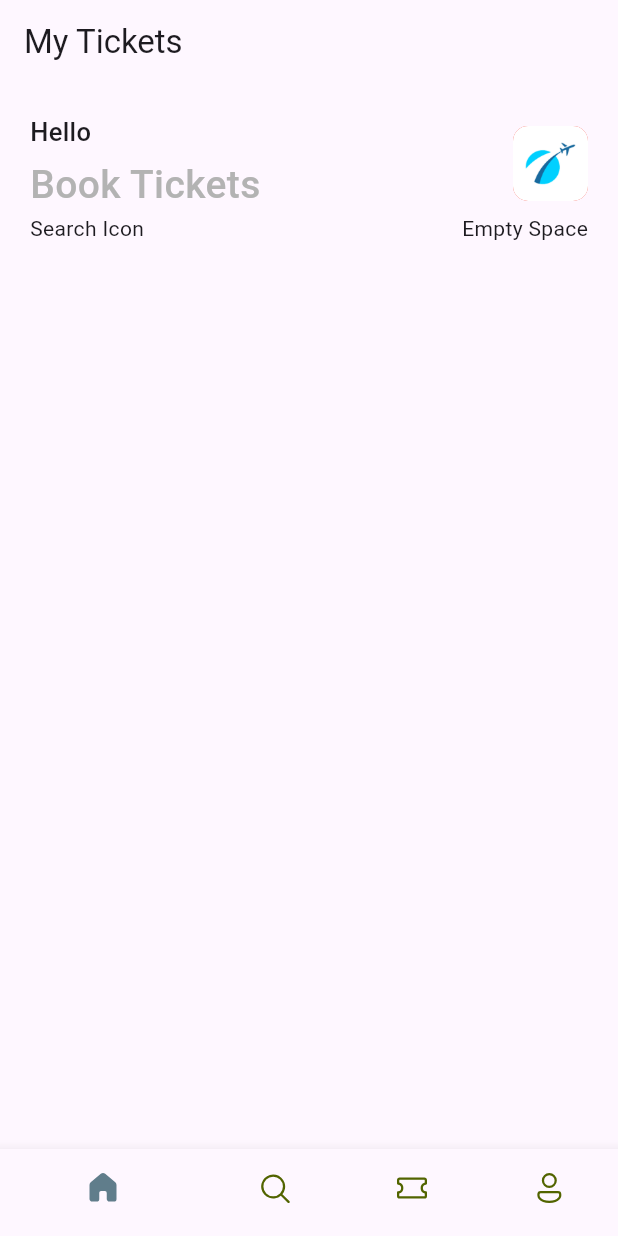
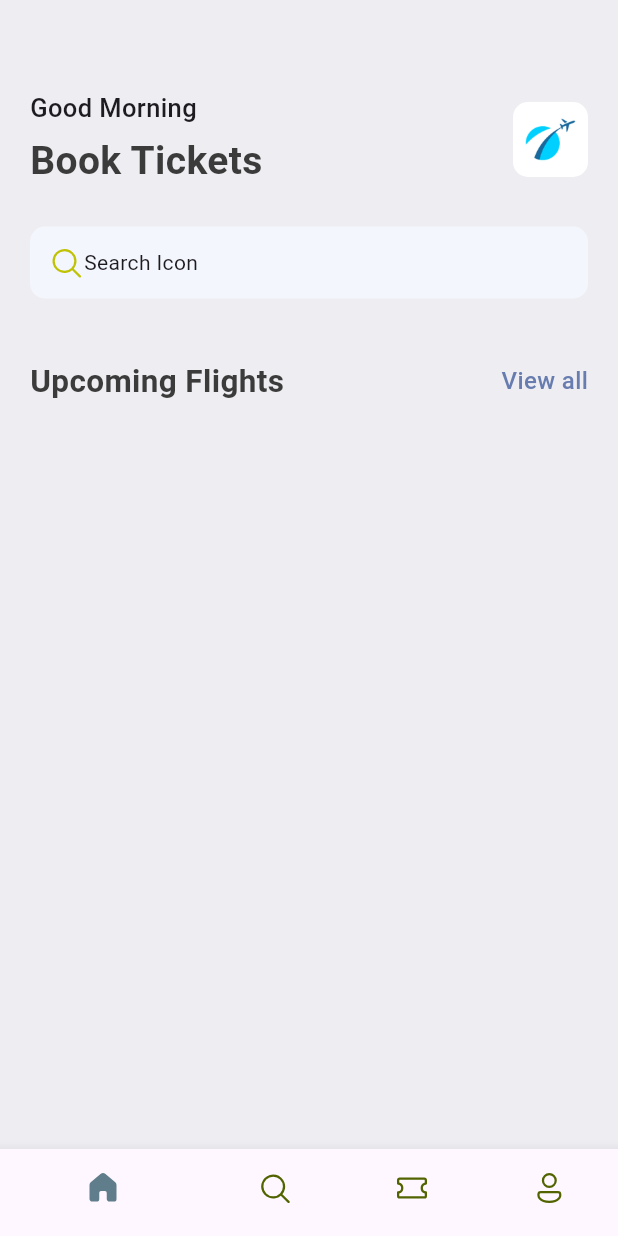
Before and after one commit to kyle-bdvl/flutter-app, a Flutter app: the screen it shows after launch, on a phone screen of 412 x 824 dp. Run offline on Flutter 3.47's test engine with Material 3 defaults, Android fonts, the phone set to English and light mode, and no system bars; our stand-ins replace fluentui_icons; missing offline and left inert: dart:ffi.

Commit message:
reached the 4 hour mark and learn't about copyWith Method

```diff
--- a/lib/base/bottom_nav_bar.dart
+++ b/lib/base/bottom_nav_bar.dart
@@ -30,7 +30,6 @@ class _BottomNavbarState extends State<BottomNavbar> {
   @override
   Widget build(BuildContext context) {
     return Scaffold(
-      appBar: AppBar(title: Text("My Tickets")),
       body: Center(child: appScreens[_selectedIndex]),
       bottomNavigationBar: BottomNavigationBar(
         currentIndex: _selectedIndex,
--- /dev/null
+++ b/lib/base/res/media.dart
@@ -0,0 +1,6 @@
+class AppMedia {
+  //assets\images\logo.png == folder to get the image
+  // we don't need to create an instance because we use static. when we use "_" == private variable
+  static const _baseImage = "assets/images";
+  static const logo = "$_baseImage/logo.png";
+}
--- a/lib/base/res/styles/app_styles.dart
+++ b/lib/base/res/styles/app_styles.dart
@@ -4,11 +4,24 @@ Color primary = const Color(0xFF687daf);
 
 class AppStyles {
   static Color primaryColor = primary;
-  static Color textColor = const Color(0xFFb3b3b3);
+  static Color textColor = const Color(0xFF3b3b3b);
+  static Color bgColor = const Color(0xFFeeedf2);
+
+  static TextStyle textStyle = TextStyle(
+    fontSize: 16,
+    color: textColor,
+    fontWeight: FontWeight.w500,
+  );
 
   static TextStyle headLineStyle1 = TextStyle(
     fontSize: 26,
-    fontWeight: FontWeight.w500,
+    fontWeight: FontWeight.bold,
+    color: textColor,
+  );
+
+  static TextStyle headLineStyle2 = TextStyle(
+    fontSize: 21,
+    fontWeight: FontWeight.bold,
     color: textColor,
   );
 
--- /dev/null
+++ b/lib/base/widgets/app_double_text.dart
@@ -0,0 +1,30 @@
+import 'package:flutter/material.dart';
+import 'package:ticket_app/base/res/styles/app_styles.dart';
+
+class AppDoubleText extends StatelessWidget {
+  const AppDoubleText({
+    Key? key,
+    required this.bigText,
+    required this.smallText,
+  }) : super(key: key);
+  //variables that we are gonna get as arguments
+  final String bigText;
+  final String smallText;
+
+  @override
+  Widget build(BuildContext context) {
+    return Row(
+      mainAxisAlignment: MainAxisAlignment.spaceBetween,
+      children: [
+        Text(bigText, style: AppStyles.headLineStyle2),
+        InkWell(
+          onTap: () {},
+          child: Text(
+            smallText,
+            style: AppStyles.textStyle.copyWith(color: AppStyles.primaryColor),
+          ),
+        ),
+      ],
+    );
+  }
+}
--- a/lib/main.dart
+++ b/lib/main.dart
@@ -13,9 +13,8 @@ class MyApp extends StatelessWidget {
   @override
   Widget build(BuildContext context) {
     //
-    return MaterialApp(
-      title: 'Flutter Demo',
-      theme: ThemeData(),
+    return const MaterialApp(
+      debugShowCheckedModeBanner: false,
       home: BottomNavbar(),
     );
   }
--- a/lib/screens/home_screen.dart
+++ b/lib/screens/home_screen.dart
@@ -1,6 +1,9 @@
+import 'package:fluentui_icons/fluentui_icons.dart';
 import 'package:flutter/cupertino.dart';
 import 'package:flutter/material.dart';
+import 'package:ticket_app/base/res/media.dart';
 import 'package:ticket_app/base/res/styles/app_styles.dart';
+import 'package:ticket_app/base/widgets/app_double_text.dart';
 
 class HomeScreen extends StatelessWidget {
   const HomeScreen({super.key});
@@ -12,8 +15,10 @@ class HomeScreen extends StatelessWidget {
     //Listview.builder
     // Expand
     return Scaffold(
+      backgroundColor: AppStyles.bgColor,
       body: ListView(
         children: [
+          const SizedBox(height: 40),
           Container(
             padding: const EdgeInsets.symmetric(horizontal: 20, vertical: 20),
             child: Column(
@@ -24,7 +29,7 @@ class HomeScreen extends StatelessWidget {
                     Column(
                       crossAxisAlignment: CrossAxisAlignment.start,
                       children: [
-                        Text("Hello", style: AppStyles.headLineStyle3),
+                        Text("Good Morning", style: AppStyles.headLineStyle3),
 
                         const SizedBox(height: 5),
                         Text("Book Tickets", style: AppStyles.headLineStyle1),
@@ -35,18 +40,39 @@ class HomeScreen extends StatelessWidget {
                       height: 50,
                       //decoration is a widget with a type of decoration widget can't jave color simutaneously
                       decoration: BoxDecoration(
-                        color: Colors.red,
                         borderRadius: BorderRadius.circular(10),
                         image: DecorationImage(
-                          image: AssetImage("assets/images/logo.png"),
+                          image: AssetImage(AppMedia.logo),
                         ),
                       ),
                     ),
                   ],
                 ),
-                const Row(
-                  mainAxisAlignment: MainAxisAlignment.spaceBetween,
-                  children: [Text("Search Icon"), Text("Empty Space")],
+                const SizedBox(height: 25),
+                Container(
+                  padding: const EdgeInsets.symmetric(
+                    horizontal: 12,
+                    vertical: 12,
+                  ),
+                  decoration: BoxDecoration(
+                    borderRadius: BorderRadius.circular(10),
+                    color: const Color(0xFFF4F6FD),
+                  ),
+                  child: const Row(
+                    // mainAxisAlignment: MainAxisAlignment.spaceBetween,
+                    children: [
+                      Icon(
+                        FluentSystemIcons.ic_fluent_search_regular,
+                        color: Color(0xFFBFC205),
+                      ),
+                      Text("Search Icon"),
+                    ],
+                  ),
+                ),
+                const SizedBox(height: 40),
+                const AppDoubleText(
+                  bigText: 'Upcoming Flights',
+                  smallText: 'View all',
                 ),
               ],
             ),
```
